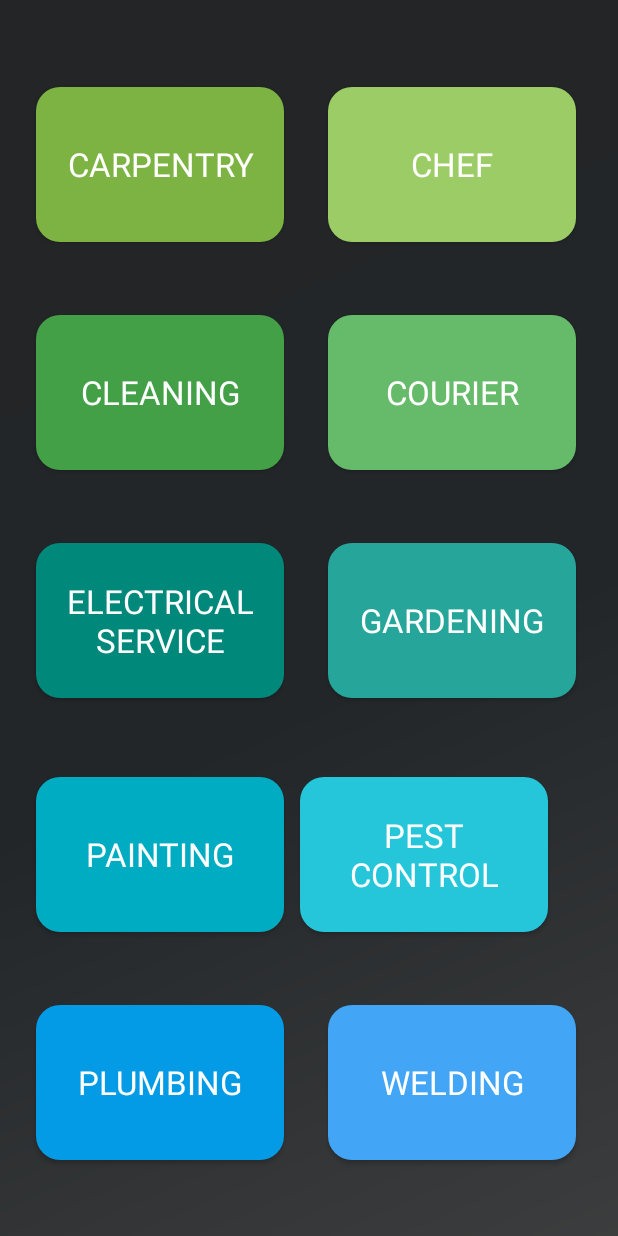
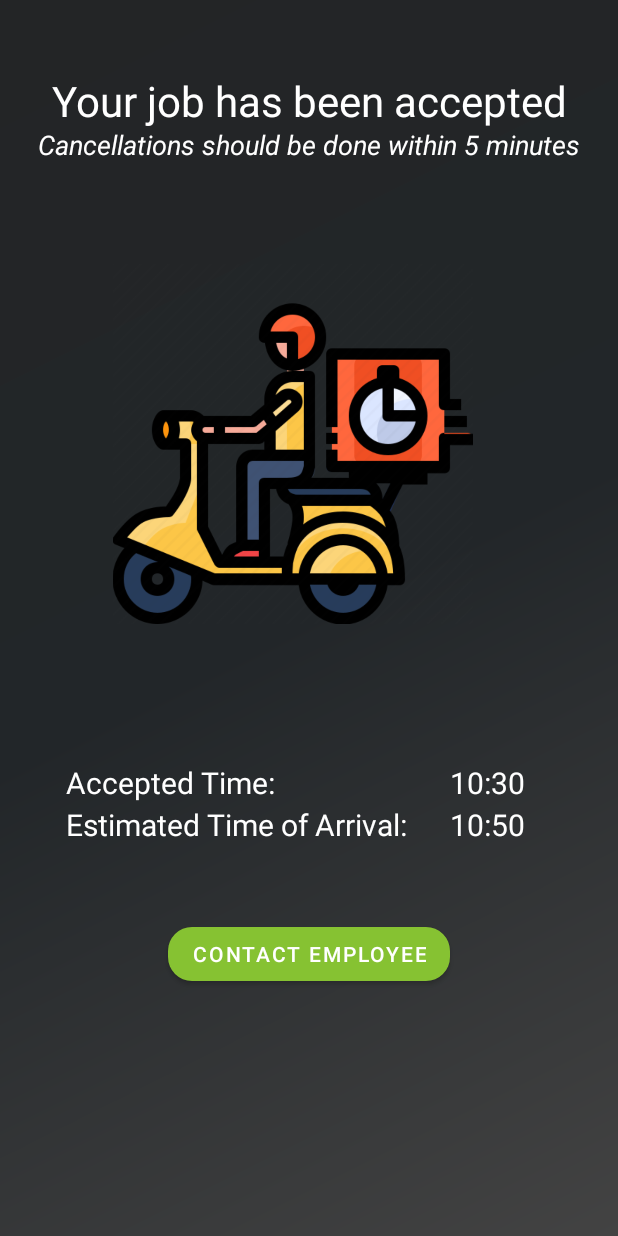
Before and after one commit to Dinith727/Project_Skyline, an Android app: the screen it shows after launch (Categories before the commit, JobAccepted after it), on a phone screen of 412 x 824 dp. Run offline under Robolectric (Android 15) with nearby library versions, the phone set to English and light mode, and no system bars.

Commit message:
Puranjana 29/9/21 1

```diff
--- a/app/src/main/AndroidManifest.xml
+++ b/app/src/main/AndroidManifest.xml
@@ -13,9 +13,9 @@
         <activity android:name=".Electrician"></activity>
         <activity android:name=".AssignTask"></activity>
         <activity android:name=".EmpJob"></activity>
-        <activity android:name=".JobAccepted"></activity>
+        <!--<activity android:name=".JobAccepted"></activity>-->
         <activity android:name=".carpProfile"></activity>
-        <activity android:name=".Categories">
+        <activity android:name=".JobAccepted">
             <intent-filter>
                 <action android:name="android.intent.action.MAIN" />
 
--- a/app/src/main/java/com/example/task_it/JobAccepted.java
+++ b/app/src/main/java/com/example/task_it/JobAccepted.java
@@ -1,15 +1,44 @@
 package com.example.task_it;
 
 import android.os.Bundle;
+import android.text.format.DateUtils;
+import android.widget.TextView;
 
 import androidx.appcompat.app.AppCompatActivity;
 
+import java.text.DateFormat;
+import java.text.SimpleDateFormat;
+import java.util.Calendar;
+import java.util.Date;
+
 public class JobAccepted extends AppCompatActivity {
+
+    TextView accTime, eta1;
 
     @Override
     protected void onCreate(Bundle savedInstanceState) {
         super.onCreate(savedInstanceState);
         setContentView(R.layout.jobaccepted);
+
+        accTime = findViewById(R.id.accTime);
+        eta1 = findViewById(R.id.eta);
+
+        DateFormat df = new SimpleDateFormat("HH:mm");
+        String date = df.format(Calendar.getInstance().getTime());
+        accTime.setText(date);
+
+        Calendar now = Calendar.getInstance();
+        now.add(Calendar.MINUTE,20);
+
+        Calendar cal = Calendar.getInstance();
+        cal.add(Calendar.MINUTE, 20);
+        Date date1 = cal.getTime();
+        SimpleDateFormat format1 = new SimpleDateFormat("HH:mm");
+        String eta = format1.format(date1);
+
+        eta1.setText(eta);
+
+
     }
 
 }
--- a/app/src/main/java/com/example/task_it/carpDetails.java
+++ b/app/src/main/java/com/example/task_it/carpDetails.java
@@ -2,7 +2,7 @@ package com.example.task_it;
 
 public class carpDetails {
 
-    String name, location, fee, nic;
+    String name, location, fee, telNo;
 
     public String getName() {
         return name;
@@ -18,8 +18,8 @@ public class carpDetails {
         return fee;
     }
 
-    public String getNic() {
+    public String getTelNo() {
 
-        return nic;
+        return telNo;
     }
 }
--- a/app/src/main/res/layout/jobaccepted.xml
+++ b/app/src/main/res/layout/jobaccepted.xml
@@ -10,20 +10,60 @@
         android:id="@+id/eta"
         android:layout_width="wrap_content"
         android:layout_height="wrap_content"
-        android:layout_marginBottom="240dp"
-        android:text="Estimated Arrival Time: 12.45pm"
+
+        android:layout_marginStart="300dp"
+        android:layout_marginTop="536dp"
+        android:text="12.45"
         android:textColor="#FFFFFF"
-        android:textSize="24sp"
-        app:layout_constraintBottom_toBottomOf="parent"
-        app:layout_constraintEnd_toEndOf="parent"
-        app:layout_constraintHorizontal_bias="0.555"
-        app:layout_constraintStart_toStartOf="parent" />
+        android:textSize="20sp"
+        app:layout_constraintStart_toStartOf="parent"
+        app:layout_constraintTop_toTopOf="parent" />
 
     <TextView
-        android:id="@+id/jobAccepted_text"
+        android:id="@+id/accTime"
         android:layout_width="wrap_content"
         android:layout_height="wrap_content"
-        android:layout_marginTop="106dp"
+
+        android:layout_marginStart="300dp"
+        android:layout_marginTop="508dp"
+        android:text="12.45"
+        android:textColor="#FFFFFF"
+        android:textSize="20sp"
+        app:layout_constraintStart_toStartOf="parent"
+        app:layout_constraintTop_toTopOf="parent" />
+
+    <TextView
+        android:id="@+id/etaTxt"
+        android:layout_width="wrap_content"
+        android:layout_height="wrap_content"
+
+        android:layout_marginStart="44dp"
+        android:layout_marginTop="536dp"
+        android:text="Estimated Time of Arrival:"
+        android:textColor="#FFFFFF"
+        android:textSize="20sp"
+        app:layout_constraintStart_toStartOf="parent"
+        app:layout_constraintTop_toTopOf="parent" />
+
+    <TextView
+        android:id="@+id/accTImetxt"
+        android:layout_width="wrap_content"
+        android:layout_height="wrap_content"
+
+        android:layout_marginStart="44dp"
+        android:layout_marginTop="508dp"
+        android:text="Accepted Time:"
+        android:textColor="#FFFFFF"
+        android:textSize="20sp"
+        app:layout_constraintStart_toStartOf="parent"
+        app:layout_constraintTop_toTopOf="parent" />
+
+    <TextView
+        android:id="@+id/jobAccepted_text2"
+        android:layout_width="wrap_content"
+        android:layout_height="wrap_content"
+
+        android:layout_marginTop="48dp"
         android:text="Your job has been accepted"
         android:textColor="#FFFFFF"
         android:textSize="28sp"
@@ -32,21 +72,25 @@
         app:layout_constraintStart_toStartOf="parent"
         app:layout_constraintTop_toTopOf="parent" />
 
-    <ImageView
-        android:id="@+id/imageView2"
-        android:layout_width="269dp"
-        android:layout_height="256dp"
-        android:layout_marginBottom="308dp"
-        app:layout_constraintBottom_toBottomOf="parent"
+    <Button
+        android:id="@+id/btn_contact"
+        android:layout_width="wrap_content"
+        android:layout_height="wrap_content"
+
+        android:layout_marginTop="612dp"
+        android:text="contact employee"
+        app:backgroundTint="#86C232"
+        app:cornerRadius="16sp"
         app:layout_constraintEnd_toEndOf="parent"
         app:layout_constraintStart_toStartOf="parent"
-        app:srcCompat="@drawable/accpted" />
+        app:layout_constraintTop_toTopOf="parent" />
 
     <TextView
         android:id="@+id/textView2"
         android:layout_width="wrap_content"
         android:layout_height="wrap_content"
-        android:layout_marginTop="152dp"
+
+        android:layout_marginTop="84dp"
         android:text="Cancellations should be done within 5 minutes"
         android:textColor="#FFFFFF"
         android:textSize="18sp"
@@ -56,15 +100,15 @@
         app:layout_constraintStart_toStartOf="parent"
         app:layout_constraintTop_toTopOf="parent" />
 
-    <Button
-        android:id="@+id/btn_contact"
-        android:layout_width="wrap_content"
-        android:layout_height="wrap_content"
-        android:layout_marginTop="624dp"
-        android:text="contact employee"
-        app:backgroundTint="#86C232"
-        app:cornerRadius="16sp"
-        app:layout_constraintEnd_toEndOf="parent"
+    <ImageView
+        android:id="@+id/imageView2"
+        android:layout_width="246dp"
+        android:layout_height="240dp"
+
+        android:layout_marginStart="72dp"
+        android:layout_marginTop="176dp"
         app:layout_constraintStart_toStartOf="parent"
-        app:layout_constraintTop_toTopOf="parent" />
+        app:layout_constraintTop_toTopOf="parent"
+        app:srcCompat="@drawable/accpted" />
+
 </androidx.constraintlayout.widget.ConstraintLayout>
```
Also changed, not shown: app/src/main/java/com/example/task_it/carpAdapter.java (+9 -5 lines), app/src/main/java/com/example/task_it/carpProfile.java (+16 -4 lines), app/src/main/res/layout/carpenter_row.xml (+11 -1 lines).
